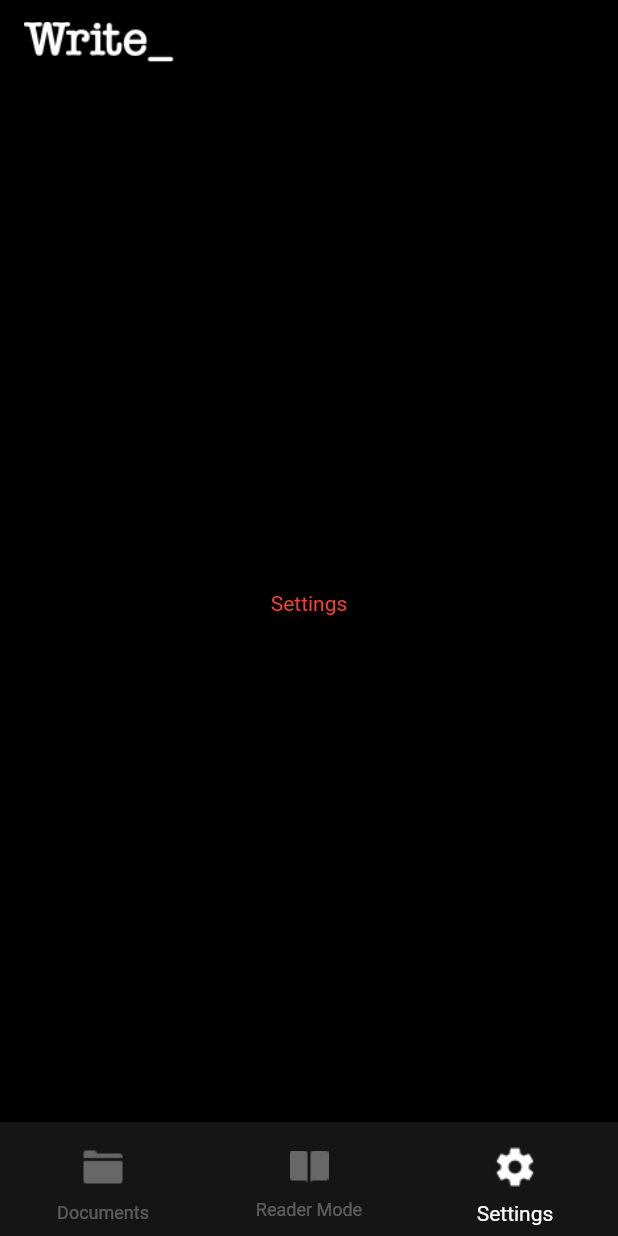
After one commit to pawanparihar05/Write_, a Flutter app: the screen it shows after launch, item 3 of the bottom bar chosen, on a phone screen of 412 x 824 dp. The commit adds this screen. Run offline on Flutter 3.47's test engine with Material 2 defaults, Android fonts, the phone set to English and light mode, and no system bars; project files that could hold a hidden picture were left out.

Commit message:
- bottom nav separated to own file - bottom nav now working and finished - reader_mode_page.dart ui done - settings_page.dart created - Fixed: fonts bug in yaml - dimens.dart file added

```diff
--- a/lib/constants/dimens.dart
+++ b/lib/constants/dimens.dart
@@ -1,4 +1,3 @@
-import 'package:flutter/material.dart';
-
 /// DIMEN RESOURCES FILE FOR THE PROJECT
 const borderRadius = 10.0;
+const appPadding = 10.0;
--- a/lib/screens/home_screen.dart
+++ b/lib/screens/home_screen.dart
@@ -1,8 +1,9 @@
 import 'package:flutter/material.dart';
 import 'package:write_it_down/constants/colors.dart';
-import 'package:write_it_down/widgets/add_note_item.dart';
-import '../constants/dimens.dart';
-import '../widgets/note_item.dart';
+import 'package:write_it_down/screens/pages/documents_page.dart';
+import 'package:write_it_down/screens/pages/reader_mode_page.dart';
+import 'package:write_it_down/screens/pages/settings_page.dart';
+import 'package:write_it_down/widgets/bottom_nav.dart';
 
 class HomeScreen extends StatefulWidget {
   const HomeScreen({Key? key}) : super(key: key);
@@ -23,6 +24,21 @@ class _HomeScreenState extends State<HomeScreen> {
   var settingsImageAssetDisabled =
       const AssetImage('images/ic_settings_disabled.png');
 
+  ///PAGES LIST FOR BOTTOM NAV
+  List pages = [
+    DocumentPage(),
+    ReaderModePage(),
+    SettingsPage(),
+  ];
+
+  int selectedPage = 0;
+
+  void onTap(int index) {
+    setState(() {
+      selectedPage = index;
+    });
+  }
+
   @override
   Widget build(BuildContext context) {
     return Scaffold(
@@ -37,115 +53,13 @@ class _HomeScreenState extends State<HomeScreen> {
           ),
         ),
 
+        /// BODY BASED ON BOTTOM NAV
+        body: pages[selectedPage],
+
         /// BOTTOM NAVIGATION BAR
-      bottomNavigationBar: BottomNavigationBar(
-        type: BottomNavigationBarType.fixed,
-        showSelectedLabels: true,
-        showUnselectedLabels: true,
-        backgroundColor: bottomNavBgBlack,
-        selectedItemColor: Colors.white,
-        unselectedItemColor: disabledGrey,
-        elevation: 5,
-        iconSize: 30,
-        items: [
-          BottomNavigationBarItem(
-              activeIcon: Padding(
-                padding: const EdgeInsets.all(8.0),
-                child: Image(image: documentImageAsset),
-              ),
-              icon: Padding(
-                padding: const EdgeInsets.all(8.0),
-                child: Image(image: documentImageAssetDisabled),
-              ),
-              label: "Documents"),
-          BottomNavigationBarItem(
-              activeIcon: Padding(
-                padding: const EdgeInsets.all(8.0),
-                child: Image(image: readerModeImageAsset),
-              ),
-              icon: Padding(
-                padding: const EdgeInsets.all(8.0),
-                child: Image(image: readerModeImageAssetDisabled),
-              ),
-              label: "Reader Mode"),
-          BottomNavigationBarItem(
-              activeIcon: Padding(
-                padding: const EdgeInsets.all(8.0),
-                child: Image(image: settingsImageAsset),
-              ),
-              icon: Padding(
-                padding: const EdgeInsets.all(8.0),
-                child: Image(image: settingsImageAssetDisabled),
-              ),
-              label: "Settings"),
-        ],
-      ),
-
-      /// BODY
-      body: SafeArea(
-        child: Expanded(
-          child: Padding(
-            padding: const EdgeInsets.all(10),
-            child: Column(
-              children: [
-                /// SEARCH FIELD
-                TextField(
-                  textAlign: TextAlign.center,
-                  cursorColor: Colors.white,
-                  style: const TextStyle(
-                      color: Colors.white,
-                      fontFamily: 'SfUiDisplay',
-                      fontWeight: FontWeight.bold),
-                  decoration: InputDecoration(
-                      filled: true,
-                      fillColor: cardGrey,
-                      border: OutlineInputBorder(
-                          borderSide: BorderSide.none,
-                          borderRadius: BorderRadius.circular(borderRadius)),
-                      hintText: "Search",
-                      hintStyle: const TextStyle(color: hintGrey)),
-                ),
-
-                /// CARD GRID
-                const SizedBox(height: 15),
-                Expanded(
-                  child: GridView.count(
-                    primary: false,
-                    padding: const EdgeInsets.all(0.0),
-                    crossAxisSpacing: 10.0,
-                    mainAxisSpacing: 10.0,
-                    crossAxisCount: 2,
-                    childAspectRatio: 0.9,
-                    children: const [
-                      AddNoteItem(),
-                      NoteItem(
-                          date: "02 April, 2019",
-                          title: "Song for the Old Ones",
-                          numberOfPages: 4),
-                      NoteItem(
-                          date: "19 March, 2019",
-                          title: "Awaking in New York",
-                          numberOfPages: 1),
-                      NoteItem(
-                          date: "03 August, 2018",
-                          title: "The Heart of a Woman ",
-                          numberOfPages: 3),
-                      NoteItem(
-                          date: "21 June, 2017",
-                          title: "The Mothering Blackness",
-                          numberOfPages: 1),
-                      NoteItem(
-                          date: "12 June, 2017",
-                          title: "Mom & Me & Mom",
-                          numberOfPages: 2),
-                    ],
-                  ),
-                ),
-              ],
-            ),
-          ),
-        ),
-      ),
-    );
+        bottomNavigationBar: BottomNav(
+          onTap: onTap,
+          selectedPage: selectedPage,
+        ));
   }
 }
--- /dev/null
+++ b/lib/screens/pages/settings_page.dart
@@ -0,0 +1,16 @@
+import 'package:flutter/material.dart';
+
+class SettingsPage extends StatelessWidget {
+  const SettingsPage({Key? key}) : super(key: key);
+
+  @override
+  Widget build(BuildContext context) {
+    return SafeArea(
+      child: Center(
+          child: Text(
+        "Settings",
+        style: TextStyle(color: Colors.red),
+      )),
+    );
+  }
+}
--- /dev/null
+++ b/lib/widgets/bottom_nav.dart
@@ -0,0 +1,73 @@
+import 'package:flutter/material.dart';
+import 'package:write_it_down/constants/colors.dart';
+
+class BottomNav extends StatelessWidget {
+  //params
+  final onTap;
+  final int selectedPage;
+
+  const BottomNav({
+    Key? key,
+    required this.onTap,
+    required this.selectedPage,
+  }) : super(key: key);
+
+  //image assets
+  final documentImageAsset = const AssetImage('images/ic_folder.png');
+  final documentImageAssetDisabled =
+      const AssetImage('images/ic_folder_disabled.png');
+  final readerModeImageAsset = const AssetImage('images/ic_reader.png');
+  final readerModeImageAssetDisabled =
+      const AssetImage('images/ic_reader_disabled.png');
+  final settingsImageAsset = const AssetImage('images/ic_settings.png');
+  final settingsImageAssetDisabled =
+      const AssetImage('images/ic_settings_disabled.png');
+
+  @override
+  Widget build(BuildContext context) {
+    return BottomNavigationBar(
+      onTap: onTap,
+      currentIndex: selectedPage,
+      type: BottomNavigationBarType.fixed,
+      showSelectedLabels: true,
+      showUnselectedLabels: true,
+      backgroundColor: bottomNavBgBlack,
+      selectedItemColor: Colors.white,
+      unselectedItemColor: disabledGrey,
+      elevation: 5,
+      iconSize: 30,
+      items: [
+        BottomNavigationBarItem(
+            activeIcon: Padding(
+              padding: const EdgeInsets.all(8.0),
+              child: Image(image: documentImageAsset),
+            ),
+            icon: Padding(
+              padding: const EdgeInsets.all(8.0),
+              child: Image(image: documentImageAssetDisabled),
+            ),
+            label: "Documents"),
+        BottomNavigationBarItem(
+            activeIcon: Padding(
+              padding: const EdgeInsets.all(8.0),
+              child: Image(image: readerModeImageAsset),
+            ),
+            icon: Padding(
+              padding: const EdgeInsets.all(8.0),
+              child: Image(image: readerModeImageAssetDisabled),
+            ),
+            label: "Reader Mode"),
+        BottomNavigationBarItem(
+            activeIcon: Padding(
+              padding: const EdgeInsets.all(8.0),
+              child: Image(image: settingsImageAsset),
+            ),
+            icon: Padding(
+              padding: const EdgeInsets.all(8.0),
+              child: Image(image: settingsImageAssetDisabled),
+            ),
+            label: "Settings"),
+      ],
+    );
+  }
+}
--- a/pubspec.yaml
+++ b/pubspec.yaml
@@ -101,11 +101,11 @@ flutter:
       fonts:
         - asset: fonts/playfair/playfair_regular.ttf
           weight: 400
-        - asset: fonts/sf_ui_display/playfair_medium.ttf
+        - asset: fonts/playfair/playfair_medium.ttf
           weight: 500
-        - asset: fonts/sf_ui_display/playfair_semibold.ttf
+        - asset: fonts/playfair/playfair_semibold.ttf
           weight: 600
-        - asset: fonts/sf_ui_display/playfair_bold.ttf
+        - asset: fonts/playfair/playfair_bold.ttf
           weight: 700
 
   #       - asset: fonts/Schyler-Italic.ttf
```
Also changed, not shown: lib/screens/pages/documents_page.dart (added, +77 -0 lines), lib/screens/pages/reader_mode_page.dart (added, +80 -0 lines), fonts/playfair/playfair_semibold.ttf (renamed from fonts/playfair/playfair_semi_bold.ttf). Lines whose indentation alone changed are shown as unchanged.
